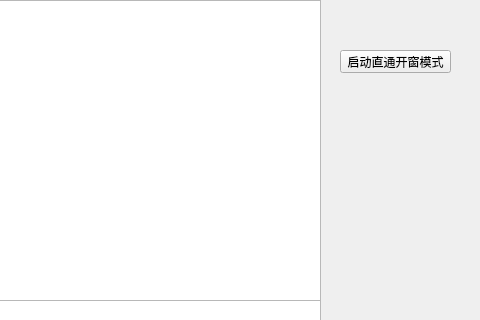
Above: osd/wndwnd.ui from jpcstpj7281/gameseer before the change; both pictures show x 320 to 800 and y 0 to 320 of the 800 by 600 pixel window. Below: the same form after it.
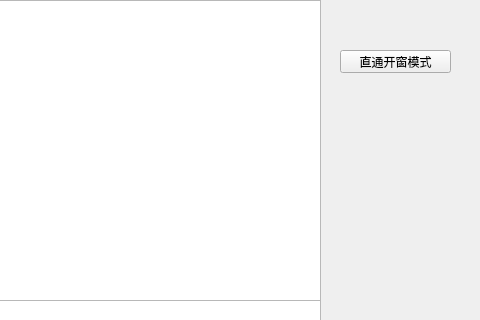
That is the form after the change.

Patch:
```diff
--- a/osd/wndwnd.ui
+++ b/osd/wndwnd.ui
@@ -61,7 +61,7 @@
     </rect>
    </property>
    <property name="text">
-    <string>启动直通开窗模式</string>
+    <string>直通开窗模式</string>
    </property>
   </widget>
  </widget>
```
